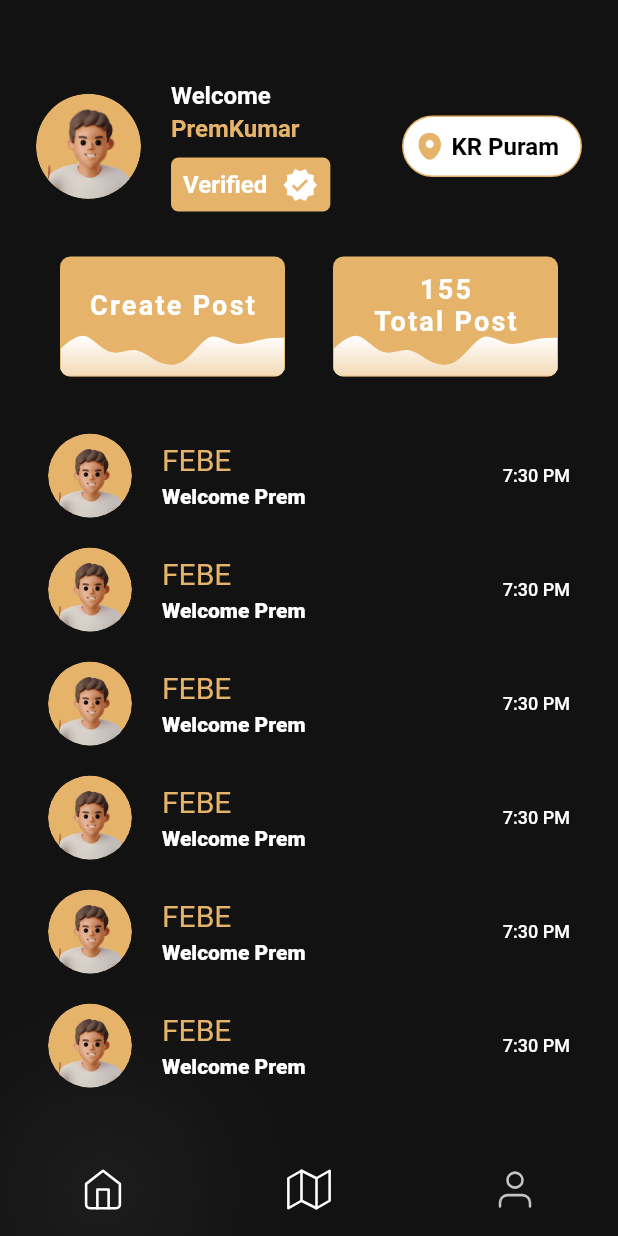
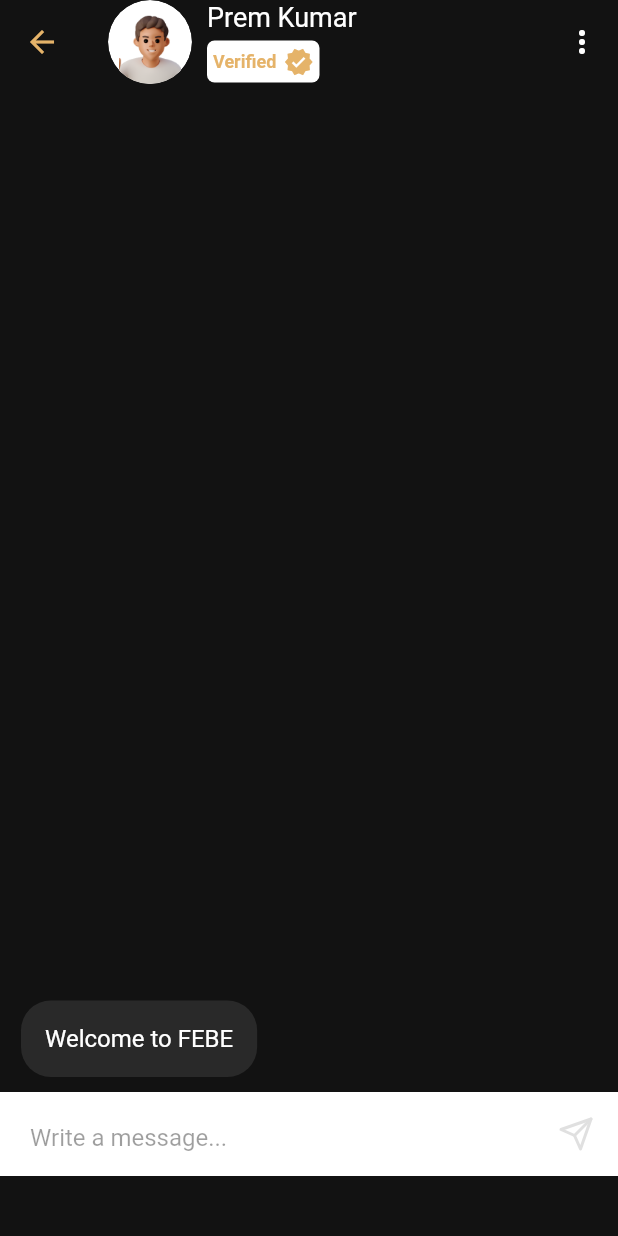
Before and after one commit to poorvasha/FeBe, a Flutter app: the screen it shows after launch, after a tap on "FEBE", on a phone screen of 412 x 824 dp. Run offline on Flutter 3.47's test engine with Material 2 defaults, Android fonts, the phone set to English and light mode, and no system bars; our stand-ins replace carousel_slider, flutter_secure_storage, flutter_svg; Roboto replaces fonts that are missing (BeVietnamPro).

Commit message:
Design chat screen

```diff
--- a/lib/screens/chat_home_screen/chat_item.dart
+++ b/lib/screens/chat_home_screen/chat_item.dart
@@ -1,3 +1,4 @@
+import 'package:febe_frontend/screens/chat_screen/chat_screen.dart';
 import 'package:flutter/material.dart';
 import 'package:flutter/src/widgets/framework.dart';
 import 'package:flutter/src/widgets/placeholder.dart';
@@ -15,10 +16,15 @@ class ChatItem extends StatefulWidget {
 class _ChatItemState extends State<ChatItem> {
   @override
   Widget build(BuildContext context) {
+    void navigateToChatScreen() {
+      Navigator.push(
+          context, MaterialPageRoute(builder: (context) => const ChatScreen()));
+    }
+
     return Padding(
       padding: const EdgeInsets.only(bottom: 20),
       child: InkWell(
-        onTap: () {},
+        onTap: navigateToChatScreen,
         child: Row(
           children: [
             ClipOval(
--- /dev/null
+++ b/lib/screens/chat_screen/chat_appbar.dart
@@ -0,0 +1,92 @@
+import 'package:flutter/material.dart';
+import 'package:flutter/src/widgets/framework.dart';
+import 'package:flutter/src/widgets/placeholder.dart';
+
+import '../../configs/resources.dart';
+
+class ChatAppbar extends StatelessWidget with PreferredSizeWidget {
+  const ChatAppbar({super.key});
+
+  @override
+  Widget build(BuildContext context) {
+    return AppBar(
+      backgroundColor: Theme.of(context).backgroundColor,
+      elevation: 0,
+      leading: IconButton(
+        icon: const Icon(
+          Icons.arrow_back,
+          color: AppColors.golden,
+        ),
+        onPressed: () => Navigator.of(context).pop(),
+      ),
+      title: Row(
+        crossAxisAlignment: CrossAxisAlignment.center,
+        children: [
+          ClipOval(
+            child: CircleAvatar(
+              radius: 28,
+              backgroundColor: AppColors.white,
+              child: Container(
+                margin: const EdgeInsets.only(top: 10),
+                child: Image.asset(
+                  "assets/images/user_avatar.png",
+                  height: 50,
+                  width: 50,
+                ),
+              ),
+            ),
+          ),
+          const SizedBox(
+            width: 10,
+          ),
+          Expanded(
+            child: Column(
+              crossAxisAlignment: CrossAxisAlignment.start,
+              mainAxisAlignment: MainAxisAlignment.spaceBetween,
+              children: [
+                Text(
+                  "Prem Kumar",
+                  style: AppTextStyles.regularBeVietnamPro24.copyWith(
+                    fontSize: 18,
+                    color: AppColors.white,
+                  ),
+                ),
+                const SizedBox(
+                  height: 5,
+                ),
+                Container(
+                  width: 75,
+                  padding:
+                      const EdgeInsets.symmetric(horizontal: 4, vertical: 4),
+                  decoration: BoxDecoration(
+                      color: AppColors.white,
+                      borderRadius: BorderRadius.circular(5)),
+                  child: Row(children: [
+                    Text(
+                      "Verified",
+                      style: AppTextStyles.semiBoldBeVietnamPro12
+                          .copyWith(color: AppColors.golden),
+                    ),
+                    const SizedBox(
+                      width: 5,
+                    ),
+                    const Icon(
+                      Icons.verified,
+                      color: AppColors.golden,
+                      size: 20,
+                    )
+                  ]),
+                )
+              ],
+            ),
+          ),
+        ],
+      ),
+      centerTitle: false,
+      actions: [IconButton(onPressed: () {}, icon: Icon(Icons.more_vert))],
+    );
+  }
+
+  @override
+  Size get preferredSize => const Size.fromHeight(kToolbarHeight);
+}
--- /dev/null
+++ b/lib/screens/chat_screen/chat_message.dart
@@ -0,0 +1,37 @@
+import 'package:flutter/src/widgets/framework.dart';
+import 'package:flutter/src/widgets/placeholder.dart';
+import 'package:flutter/widgets.dart';
+
+import '../../configs/resources.dart';
+
+class ChatMessage extends StatelessWidget {
+  final String messageType;
+  final String message;
+  ChatMessage({super.key, required this.messageType, required this.message});
+
+  @override
+  Widget build(BuildContext context) {
+    return Container(
+      padding: const EdgeInsets.only(left: 14, right: 14, top: 10, bottom: 10),
+      child: Align(
+        alignment: (messageType == "receiver"
+            ? Alignment.topLeft
+            : Alignment.topRight),
+        child: Container(
+          decoration: BoxDecoration(
+            borderRadius: BorderRadius.circular(20),
+            color: (messageType == "receiver"
+                ? AppColors.gray
+                : AppColors.linkBlue),
+          ),
+          padding: const EdgeInsets.all(16),
+          child: Text(
+            message,
+            style: AppTextStyles.regularBeVietnamPro16
+                .copyWith(color: AppColors.white),
+          ),
+        ),
+      ),
+    );
+  }
+}
--- /dev/null
+++ b/lib/screens/chat_screen/chat_screen.dart
@@ -0,0 +1,47 @@
+import 'package:febe_frontend/configs/resources.dart';
+import 'package:febe_frontend/screens/chat_screen/chat_appbar.dart';
+import 'package:febe_frontend/screens/chat_screen/chat_message.dart';
+import 'package:febe_frontend/widgets/default_appbar.dart';
+import 'package:febe_frontend/widgets/full_screen_container.dart';
+import 'package:flutter/material.dart';
+import 'package:flutter/src/widgets/framework.dart';
+import 'package:flutter/src/widgets/placeholder.dart';
+
+import 'message_box.dart';
+
+class ChatScreen extends StatefulWidget {
+  const ChatScreen({super.key});
+
+  @override
+  State<ChatScreen> createState() => _ChatScreenState();
+}
+
+class _ChatScreenState extends State<ChatScreen> {
+  @override
+  Widget build(BuildContext context) {
+    return Scaffold(
+      backgroundColor: Theme.of(context).backgroundColor,
+      appBar: const ChatAppbar(),
+      body: SafeArea(
+        child: FullScreenContainer(
+          disablePadding: true,
+          child: Column(
+            children: [
+              Expanded(
+                  child: ListView(
+                reverse: true,
+                children: [
+                  ChatMessage(
+                      messageType: "receiver", message: "Welcome to FEBE"),
+                ],
+              )),
+              MessageBox(
+                isDisabled: true,
+              )
+            ],
+          ),
+        ),
+      ),
+    );
+  }
+}
--- /dev/null
+++ b/lib/screens/chat_screen/message_box.dart
@@ -0,0 +1,50 @@
+import 'package:flutter/material.dart';
+import 'package:flutter/src/widgets/framework.dart';
+import 'package:flutter/src/widgets/placeholder.dart';
+import 'package:flutter_svg/svg.dart';
+
+import '../../configs/resources.dart';
+
+class MessageBox extends StatelessWidget {
+  final bool isDisabled;
+  const MessageBox({super.key, this.isDisabled = false});
+
+  @override
+  Widget build(BuildContext context) {
+    return Container(
+      padding: const EdgeInsets.all(4),
+      decoration: const BoxDecoration(color: AppColors.white),
+      child: Row(
+        children: [
+          const SizedBox(
+            width: 16,
+          ),
+          Expanded(
+            child: TextField(
+              maxLines: 1,
+              enabled: !isDisabled,
+              style: AppTextStyles.regularBeVietnamPro16,
+              autofocus: true,
+              textInputAction: TextInputAction.next,
+              onEditingComplete: () => FocusScope.of(context).nextFocus(),
+              // showCursor: false,
+              textAlignVertical: TextAlignVertical.center,
+              decoration: const InputDecoration(
+                  counterText: '',
+                  enabledBorder: InputBorder.none,
+                  disabledBorder: InputBorder.none,
+                  focusedBorder: InputBorder.none,
+                  hintText: "Write a message..."),
+            ),
+          ),
+          IconButton(
+            onPressed: () {},
+            icon: SvgPicture.asset("assets/icons/send.svg",
+                color: isDisabled ? AppColors.lightWhite : AppColors.golden,
+                semanticsLabel: 'Send'),
+          )
+        ],
+      ),
+    );
+  }
+}
--- a/lib/widgets/default_appbar.dart
+++ b/lib/widgets/default_appbar.dart
@@ -7,7 +7,9 @@ import '../configs/resources.dart';
 class DefaultAppbar extends StatelessWidget with PreferredSizeWidget {
   final String title;
   final bool goBack;
-  const DefaultAppbar({super.key, this.title = "", this.goBack = true});
+  final Widget? titleWidget;
+  const DefaultAppbar(
+      {super.key, this.title = "", this.goBack = true, this.titleWidget});
 
   @override
   Widget build(BuildContext context) {
@@ -23,11 +25,13 @@ class DefaultAppbar extends StatelessWidget with PreferredSizeWidget {
               onPressed: () => Navigator.of(context).pop(),
             )
           : const SizedBox(),
-      title: Text(
-        title,
-        style: AppTextStyles.boldBeVietnamPro
-            .copyWith(color: AppColors.golden, fontSize: 30),
-      ),
+      title: titleWidget != null
+          ? titleWidget
+          : Text(
+              title,
+              style: AppTextStyles.boldBeVietnamPro
+                  .copyWith(color: AppColors.golden, fontSize: 30),
+            ),
       centerTitle: true,
     );
   }
```
